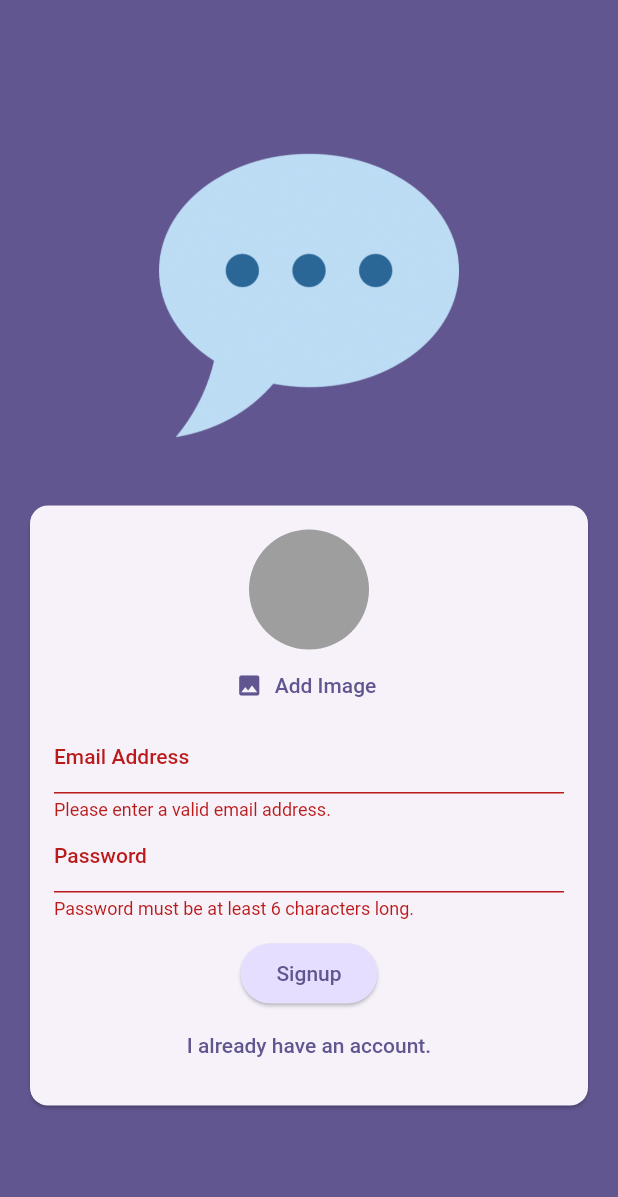
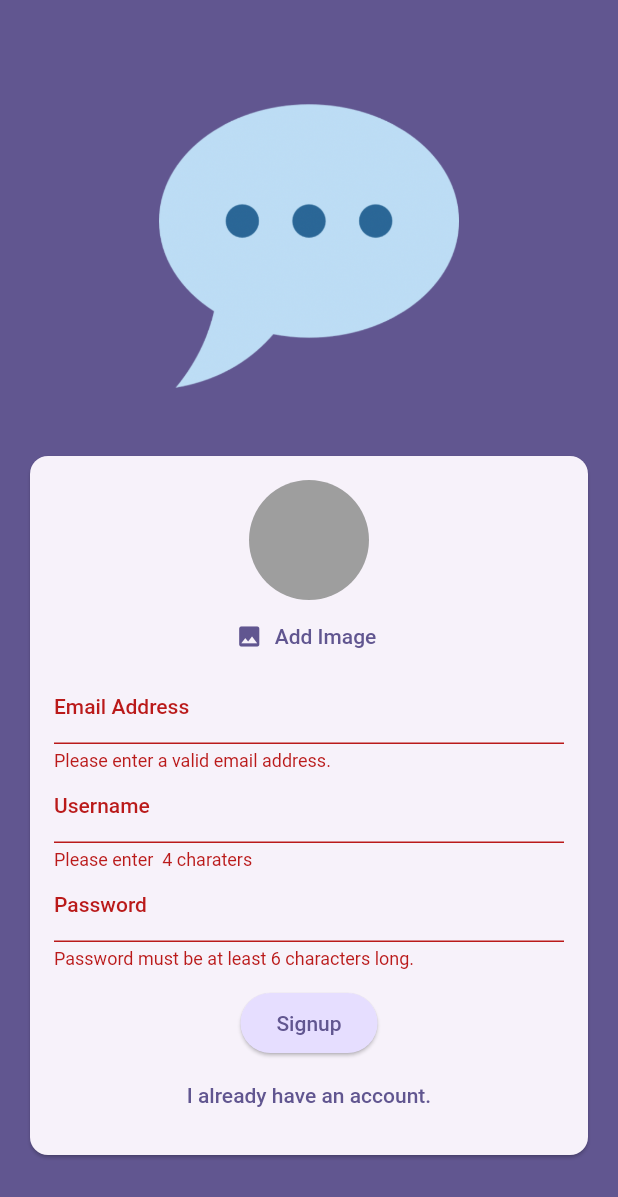
Before and after one commit to David007M/chatApp_flutter, a Flutter app: the screen it shows after launch, after a tap on "Login", after a tap on "Create an account", after a tap on "Signup", on a phone screen of 412 x 824 dp. Shown: the top 1197 px of the screen. Run offline on Flutter 3.47's test engine with Material 2 defaults, Android fonts, the phone set to English and light mode, and no system bars; our stand-ins replace cloud_firestore, firebase_auth, firebase_core, firebase_storage, image_picker; accounts and stored records are empty.

```diff
--- a/lib/screens/auth.dart
+++ b/lib/screens/auth.dart
@@ -25,6 +25,7 @@ class _AuthScreenState extends State<AuthScreen> {
   var _enteredPassword = '';
   File? _selectedImage;
   var _isAuthenticating = false;
+  var _enteredUsername = '';
 
   void _submit() async {
     final isValid = _form.currentState!.validate();
@@ -59,7 +60,7 @@ class _AuthScreenState extends State<AuthScreen> {
             .collection('users')
             .doc(userCredential.user!.uid)
             .set({
-          'user_name': 'To be done ...',
+          'username': _enteredUsername,
           'email': _enteredEmail,
           'image_url': imageUrl,
         });
@@ -134,6 +135,23 @@ class _AuthScreenState extends State<AuthScreen> {
                               _enteredEmail = value!;
                             },
                           ),
+                          if (!_isLogin)
+                            TextFormField(
+                              decoration:
+                                  const InputDecoration(labelText: 'Username'),
+                              enableSuggestions: false,
+                              validator: (value) {
+                                if (value == null ||
+                                    value.isEmpty ||
+                                    value.trim().length < 4) {
+                                  return 'Please enter  4 charaters';
+                                }
+                                return null;
+                              },
+                              onSaved: (value) {
+                                _enteredUsername = value!;
+                              },
+                            ),
                           TextFormField(
                             decoration:
                                 const InputDecoration(labelText: 'Password'),
```
Also changed, not shown: lib/screens/chat.dart (+9 -2 lines), lib/widgets/chat_messages.dart (added, +48 -0 lines), lib/widgets/new_message.dart (added, +79 -0 lines).
